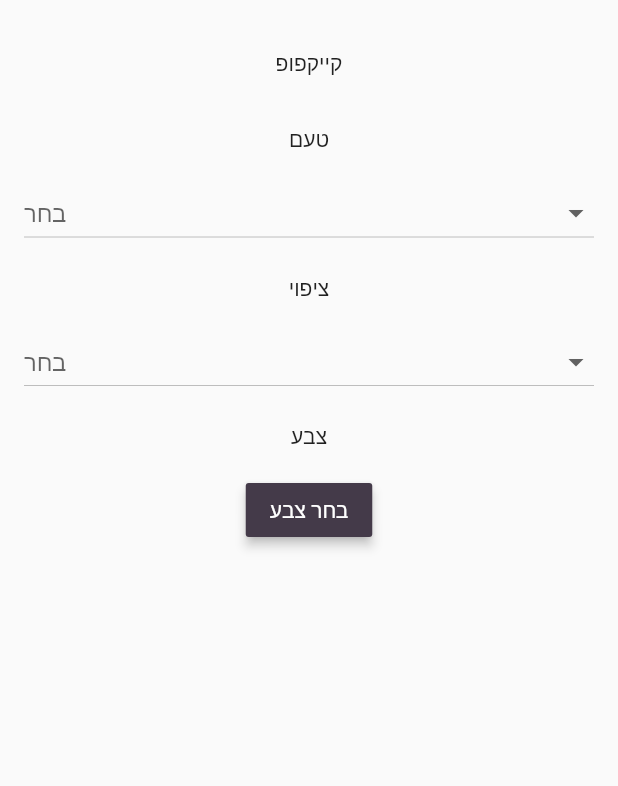
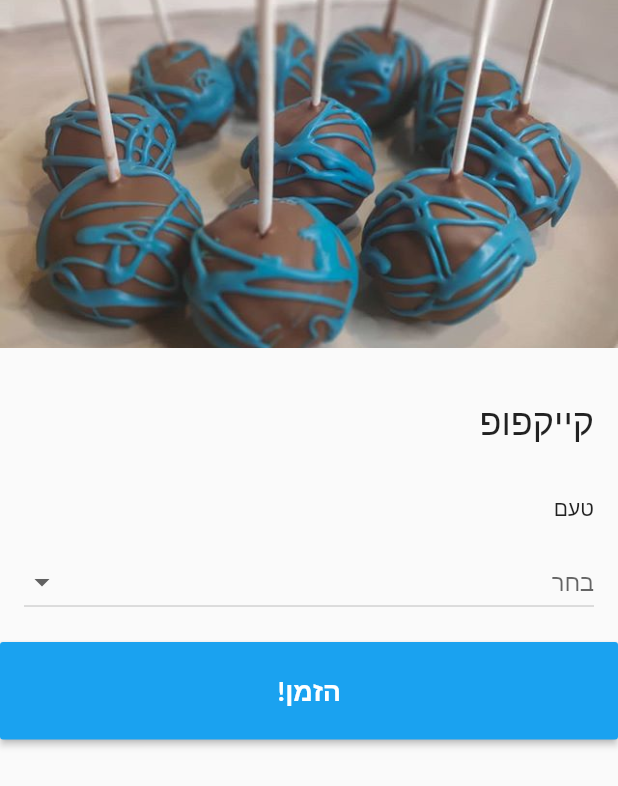
Before and after one commit to Antonimo/ppanda, a Flutter app: the screen it shows after launch, after a tap on "קייקפופ", on a phone screen of 412 x 824 dp. Shown: the top 786 px of the screen. Run offline on Flutter 3.47's test engine with Material 2 defaults, Android fonts, the phone set to English and light mode, and no system bars; our stand-ins replace flutter_colorpicker; Roboto replaces fonts that are missing (Lato).

Commit message:
shop item page and options

```diff
--- a/lib/application.dart
+++ b/lib/application.dart
@@ -80,6 +80,12 @@ class _ApplicationState extends State<Application> {
         const Locale('he'),
         const Locale('ru'),
       ],
+      builder: (context, child) {
+        return Directionality(
+          textDirection: TextDirection.rtl,
+          child: child,
+        );
+      },
     );
   }
 }
--- a/lib/modules/shop_item/shop_item_screen.dart
+++ b/lib/modules/shop_item/shop_item_screen.dart
@@ -18,6 +18,8 @@ class _ShopItemScreenState extends State<ShopItemScreen> {
 
   Map<String, dynamic> selectedOptions = {};
 
+  int showOptionsItems = 1;
+
   @override
   void initState() {
     super.initState();
@@ -33,13 +35,52 @@ class _ShopItemScreenState extends State<ShopItemScreen> {
       body: SafeArea(
         child: Container(
           width: double.infinity,
+          child: CustomScrollView(
+            slivers: [
+              SliverToBoxAdapter(
+                child: Container(
+                  height: 232,
+                  width: double.infinity,
+                  child: Image(
+                    image: shopItem.image,
+                    fit: BoxFit.cover,
+                  ),
+                ),
+              ),
+              SliverToBoxAdapter(
+                child: Container(
                   padding: const EdgeInsets.all(16.0),
+                  width: double.infinity,
                   child: Column(
+                    crossAxisAlignment: CrossAxisAlignment.start,
                     children: <Widget>[
                       const SizedBox(height: 16.0),
-              Text(shopItem.name),
+                      Text(
+                        shopItem.name,
+                        style: TextStyle(
+                          fontSize: 24.0,
+                        ),
+                      ),
                       const SizedBox(height: 16.0),
                       ...buildShopItemOptions(),
+                    ],
+                  ),
+                ),
+              ),
+              SliverToBoxAdapter(
+                child: RaisedButton(
+                  onPressed: (){},
+                  padding: const EdgeInsets.symmetric(vertical: 20.0, horizontal: 16.0),
+                  child: Text(
+                    'הזמן!',
+                    style: TextStyle(
+                      fontSize: 18.0,
+                      color: Colors.white,
+                      fontWeight: FontWeight.bold,
+                    ),
+                  ),
+                )
+              ),
             ],
           ),
         ),
@@ -50,13 +91,36 @@ class _ShopItemScreenState extends State<ShopItemScreen> {
   List<Widget> buildShopItemOptions() {
     List<Widget> optionsWidgets = [];
 
+    int addedItems = 0;
+
     shopItem.options.forEach((option) {
+
+      if (addedItems >= showOptionsItems){
+        return;
+      }
+
+      if (option.condition != null){
+        // TODO: support multiple choices
+
+        print('option.condition.keys.first: ${option.condition.keys.first}');
+        print('selectedOptions[option.condition.keys.first]: ${selectedOptions[option.condition.keys.first]}');
+
+        print('option.condition.values.first: ${option.condition.values.first}');
+
+        if (selectedOptions[option.condition.keys.first] == null || selectedOptions[option.condition.keys.first] != option.condition.values.first){
+          return;
+        }
+      }
+
       optionsWidgets.add(
         const SizedBox(height: 16.0),
       );
 
       optionsWidgets.add(
-        Text(option.name),
+        Text(
+          option.name,
+          textAlign: TextAlign.start,
+        ),
       );
 
       optionsWidgets.add(
@@ -68,7 +132,7 @@ class _ShopItemScreenState extends State<ShopItemScreen> {
           DropdownButton<String>(
             isExpanded: true,
             hint: Text('בחר'),
-            value: selectedOptions[option.name],
+            value: selectedOptions[option.id],
             // TODO: id
             items: option.choices.map((ShopItemOptionChoice choice) {
               return DropdownMenuItem<String>(
@@ -78,7 +142,11 @@ class _ShopItemScreenState extends State<ShopItemScreen> {
             }).toList(),
             onChanged: (value) {
               setState(() {
-                selectedOptions[option.name] = value;
+                if (selectedOptions[option.id] == null){
+                  showOptionsItems++;
+                }
+                print('SETTING: selectedOptions[${option.name}]: $value');
+                selectedOptions[option.id] = value;
               });
               print('value: $value');
             },
@@ -90,24 +158,21 @@ class _ShopItemScreenState extends State<ShopItemScreen> {
         Color currentColor = Color(0xff443a49);
 
         optionsWidgets.add(
-          Center(
-            child: RaisedButton(
+          RaisedButton(
             elevation: 3.0,
             onPressed: () {
               showDialog(
                 context: context,
                 builder: (BuildContext context) {
                   return AlertDialog(
-                      title: Text('Select a color'),
+                    title: Text('בחר צבע'),
                     content: SingleChildScrollView(
                       child: BlockPicker(
                         pickerColor: currentColor,
                         onColorChanged: (Color color) {
                           setState(() {
-
-                              selectedOptions[option.name] = color;
+                            selectedOptions[option.id] = color;
                             Navigator.of(context).pop();
-
                           });
                         },
                       ),
@@ -117,12 +182,13 @@ class _ShopItemScreenState extends State<ShopItemScreen> {
               );
             },
             child: const Text('בחר צבע'),
-              color: selectedOptions[option.name] ?? currentColor,
-              textColor: useWhiteForeground(selectedOptions[option.name] ?? currentColor) ? const Color(0xffffffff) : const Color(0xff000000),
-            ),
+            color: selectedOptions[option.id] ?? currentColor,
+            textColor: useWhiteForeground(selectedOptions[option.id] ?? currentColor) ? const Color(0xffffffff) : const Color(0xff000000),
           ),
         );
       }
+
+      addedItems++;
     });
 
     return optionsWidgets;
@@ -147,9 +213,6 @@ bool useWhiteForeground(Color color, {double bias: 1.0}) {
 
   // New:
   bias ??= 1.0;
-  int v = sqrt(pow(color.red, 2) * 0.299 +
-      pow(color.green, 2) * 0.587 +
-      pow(color.blue, 2) * 0.114)
-      .round();
+  int v = sqrt(pow(color.red, 2) * 0.299 + pow(color.green, 2) * 0.587 + pow(color.blue, 2) * 0.114).round();
   return v < 130 * bias ? true : false;
 }
--- a/lib/services/shop_service.dart
+++ b/lib/services/shop_service.dart
@@ -10,6 +10,7 @@ class ShopService {
       image: Images.item1,
       options: [
         ShopItemOption(
+          id: 'taste',
           name: 'טעם',
           choices: [
             ShopItemOptionChoice(
@@ -23,6 +24,7 @@ class ShopService {
           ],
         ),
         ShopItemOption(
+          id: 'cover',
           name: 'ציפוי',
           choices: [
             ShopItemOptionChoice(
@@ -44,8 +46,12 @@ class ShopService {
           ],
         ),
         ShopItemOption(
+          id: 'color',
           name: 'צבע',
           type: 'color',
+          condition: {
+            'cover': 'cakepop_coat_white_chocolate',
+          },
         ),
       ],
     ),
@@ -71,14 +77,18 @@ class ShopItem {
 }
 
 class ShopItemOption {
+  final String id;
   final String name;
   final String type;
+  final Map<String, String> condition;
 
   final List<ShopItemOptionChoice> choices;
 
   ShopItemOption({
+    this.id,
     this.name,
     this.type,
+    this.condition,
     this.choices,
   });
 }
```
Lines whose indentation alone changed are shown as unchanged.
